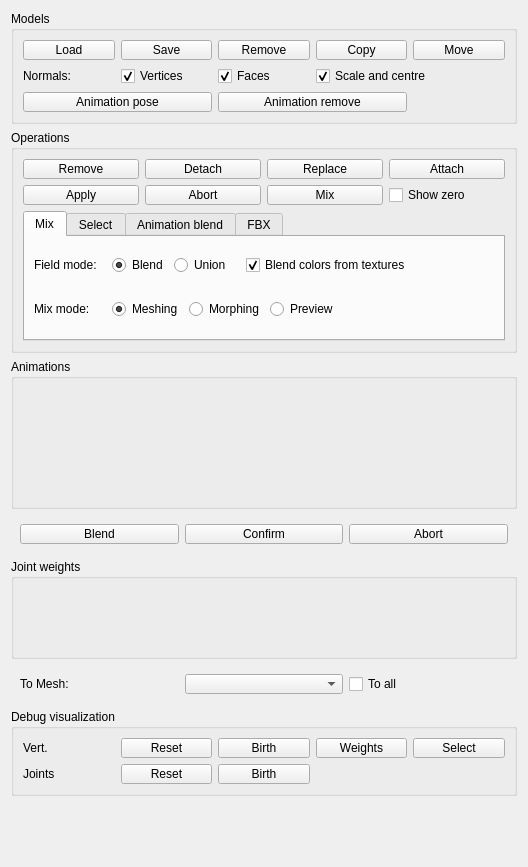
First picture: the form in widgets/skinmixer_manager.ui, repository stefanonuvoli/skinmixer, before the edit.
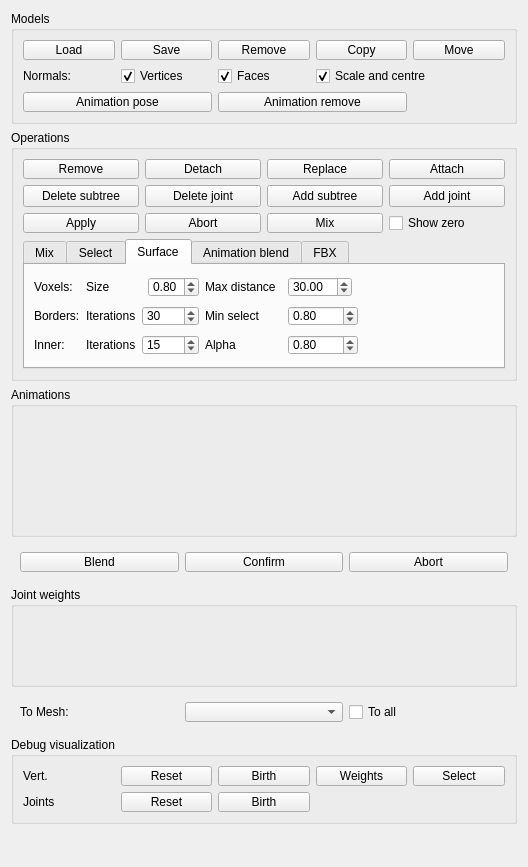
Second picture: the form after the edit.

Commit message: Surface blending parameters

What changed in the file:
```diff
--- a/widgets/skinmixer_manager.ui
+++ b/widgets/skinmixer_manager.ui
@@ -235,8 +235,8 @@
       <string>Operations</string>
      </property>
      <layout class="QGridLayout" name="gridLayout_2">
-      <item row="0" column="3">
-       <widget class="QPushButton" name="operationAttachButton">
+      <item row="0" column="0">
+       <widget class="QPushButton" name="operationRemoveButton">
         <property name="minimumSize">
          <size>
           <width>0</width>
@@ -250,44 +250,15 @@
          </size>
         </property>
         <property name="text">
-         <string>Attach</string>
+         <string>Remove</string>
         </property>
-       </widget>
-      </item>
-      <item row="0" column="2">
-       <widget class="QPushButton" name="operationReplaceButton">
-        <property name="minimumSize">
-         <size>
-          <width>0</width>
-          <height>0</height>
-         </size>
+        <property name="checked">
+         <bool>false</bool>
         </property>
-        <property name="maximumSize">
-         <size>
-          <width>16777215</width>
-          <height>20</height>
-         </size>
-        </property>
-        <property name="text">
-         <string>Replace</string>
-        </property>
        </widget>
       </item>
-      <item row="1" column="3">
-       <widget class="QCheckBox" name="showZeroCheckBox">
-        <property name="maximumSize">
-         <size>
-          <width>16777215</width>
-          <height>20</height>
-         </size>
-        </property>
-        <property name="text">
-         <string>Show zero</string>
-        </property>
-       </widget>
-      </item>
-      <item row="1" column="1">
-       <widget class="QPushButton" name="operationAbortButton">
+      <item row="2" column="0">
+       <widget class="QPushButton" name="operationApplyButton">
         <property name="minimumSize">
          <size>
           <width>0</width>
@@ -301,11 +272,11 @@
          </size>
         </property>
         <property name="text">
-         <string>Abort</string>
+         <string>Apply</string>
         </property>
        </widget>
       </item>
-      <item row="2" column="0" colspan="4">
+      <item row="3" column="0" colspan="4">
        <widget class="QTabWidget" name="parametersTabWidget">
         <property name="enabled">
          <bool>true</bool>
@@ -329,7 +300,7 @@
          <string/>
         </property>
         <property name="currentIndex">
-         <number>0</number>
+         <number>2</number>
         </property>
         <widget class="QWidget" name="tab">
          <attribute name="title">
@@ -749,6 +720,230 @@
           </item>
          </layout>
         </widget>
+        <widget class="QWidget" name="surfacePage">
+         <attribute name="title">
+          <string>Surface</string>
+         </attribute>
+         <layout class="QGridLayout" name="gridLayout_14">
+          <item row="2" column="2" colspan="2">
+           <widget class="QSpinBox" name="surfaceSmoothingBorderIterationsSpinBox">
+            <property name="maximumSize">
+             <size>
+              <width>16777215</width>
+              <height>20</height>
+             </size>
+            </property>
+            <property name="maximum">
+             <number>100</number>
+            </property>
+            <property name="value">
+             <number>30</number>
+            </property>
+           </widget>
+          </item>
+          <item row="3" column="4" colspan="2">
+           <widget class="QLabel" name="surfaceSmoothingInnerThresholdLabel">
+            <property name="maximumSize">
+             <size>
+              <width>16777215</width>
+              <height>20</height>
+             </size>
+            </property>
+            <property name="text">
+             <string>Alpha</string>
+            </property>
+           </widget>
+          </item>
+          <item row="0" column="9">
+           <spacer name="horizontalSpacer_7">
+            <property name="orientation">
+             <enum>Qt::Horizontal</enum>
+            </property>
+            <property name="sizeHint" stdset="0">
+             <size>
+              <width>40</width>
+              <height>20</height>
+             </size>
+            </property>
+           </spacer>
+          </item>
+          <item row="0" column="0">
+           <widget class="QLabel" name="label_3">
+            <property name="text">
+             <string>Voxels:</string>
+            </property>
+           </widget>
+          </item>
+          <item row="3" column="0">
+           <widget class="QLabel" name="surfaceSmoothingInnerLabel">
+            <property name="text">
+             <string>Inner:</string>
+            </property>
+           </widget>
+          </item>
+          <item row="3" column="1">
+           <widget class="QLabel" name="surfaceSmoothingInnerIterationsLabel">
+            <property name="maximumSize">
+             <size>
+              <width>16777215</width>
+              <height>20</height>
+             </size>
+            </property>
+            <property name="text">
+             <string>Iterations</string>
+            </property>
+           </widget>
+          </item>
+          <item row="3" column="6" colspan="2">
+           <widget class="QDoubleSpinBox" name="surfaceSmoothingInnerAlphaSpinBox">
+            <property name="maximumSize">
+             <size>
+              <width>16777215</width>
+              <height>20</height>
+             </size>
+            </property>
+            <property name="maximum">
+             <double>1.000000000000000</double>
+            </property>
+            <property name="singleStep">
+             <double>0.050000000000000</double>
+            </property>
+            <property name="value">
+             <double>0.800000000000000</double>
+            </property>
+           </widget>
+          </item>
+          <item row="2" column="1">
+           <widget class="QLabel" name="surfaceSmoothingBorderIterationsLabel">
+            <property name="maximumSize">
+             <size>
+              <width>16777215</width>
+              <height>20</height>
+             </size>
+            </property>
+            <property name="text">
+             <string>Iterations</string>
+            </property>
+           </widget>
+          </item>
+          <item row="2" column="6" colspan="2">
+           <widget class="QDoubleSpinBox" name="surfaceSmoothingBorderThresholdSpinBox">
+            <property name="maximumSize">
+             <size>
+              <width>16777215</width>
+              <height>20</height>
+             </size>
+            </property>
+            <property name="maximum">
+             <double>1.000000000000000</double>
+            </property>
+            <property name="singleStep">
+             <double>0.050000000000000</double>
+            </property>
+            <property name="value">
+             <double>0.800000000000000</double>
+            </property>
+           </widget>
+          </item>
+          <item row="3" column="2" colspan="2">
+           <widget class="QSpinBox" name="surfaceSmoothingInnerIterationsSpinBox">
+            <property name="maximumSize">
+             <size>
+              <width>16777215</width>
+              <height>20</height>
+             </size>
+            </property>
+            <property name="maximum">
+             <number>100</number>
+            </property>
+            <property name="value">
+             <number>15</number>
+            </property>
+           </widget>
+          </item>
+          <item row="0" column="1" colspan="2">
+           <widget class="QLabel" name="surfaceVoxelSizeLabel">
+            <property name="maximumSize">
+             <size>
+              <width>16777215</width>
+              <height>20</height>
+             </size>
+            </property>
+            <property name="text">
+             <string>Size</string>
+            </property>
+           </widget>
+          </item>
+          <item row="2" column="4" colspan="2">
+           <widget class="QLabel" name="surfaceSmoothingBorderThresholdLabel">
+            <property name="maximumSize">
+             <size>
+              <width>16777215</width>
+              <height>20</height>
+             </size>
+            </property>
+            <property name="text">
+             <string>Min select</string>
+            </property>
+           </widget>
+          </item>
+          <item row="2" column="0">
+           <widget class="QLabel" name="surfaceSmoothingBorderLabel">
+            <property name="text">
+             <string>Borders:</string>
+            </property>
+           </widget>
+          </item>
+          <item row="0" column="3">
+           <widget class="QDoubleSpinBox" name="surfaceVoxelSizeSpinBox">
+            <property name="maximumSize">
+             <size>
+              <width>16777215</width>
+              <height>20</height>
+             </size>
+            </property>
+            <property name="maximum">
+             <double>1.000000000000000</double>
+            </property>
+            <property name="singleStep">
+             <double>0.050000000000000</double>
+            </property>
+            <property name="value">
+             <double>0.800000000000000</double>
+            </property>
+           </widget>
+          </item>
+          <item row="0" column="4">
+           <widget class="QLabel" name="surfaceVoxelDistanceLabel">
+            <property name="maximumSize">
+             <size>
+              <width>16777215</width>
+              <height>20</height>
+             </size>
+            </property>
+            <property name="text">
+             <string>Max distance</string>
+            </property>
+           </widget>
+          </item>
+          <item row="0" column="6">
+           <widget class="QDoubleSpinBox" name="surfaceVoxelDistanceSpinBox">
+            <property name="maximumSize">
+             <size>
+              <width>16777215</width>
+              <height>20</height>
+             </size>
+            </property>
+            <property name="maximum">
+             <double>200.000000000000000</double>
+            </property>
+            <property name="value">
+             <double>30.000000000000000</double>
+            </property>
+           </widget>
+          </item>
+         </layout>
+        </widget>
         <widget class="QWidget" name="animationBlendingPage">
          <attribute name="title">
           <string>Animation blend</string>
@@ -801,6 +996,9 @@
             <property name="maximum">
              <double>1.000000000000000</double>
             </property>
+            <property name="singleStep">
+             <double>0.050000000000000</double>
+            </property>
             <property name="value">
              <double>0.950000000000000</double>
             </property>
@@ -996,6 +1194,9 @@
             <property name="maximum">
              <double>1.000000000000000</double>
             </property>
+            <property name="singleStep">
+             <double>0.050000000000000</double>
+            </property>
             <property name="value">
              <double>0.800000000000000</double>
             </property>
@@ -1141,7 +1342,39 @@
         </widget>
        </widget>
       </item>
-      <item row="1" column="2">
+      <item row="0" column="2">
+       <widget class="QPushButton" name="operationReplaceButton">
+        <property name="minimumSize">
+         <size>
+          <width>0</width>
+          <height>0</height>
+         </size>
+        </property>
+        <property name="maximumSize">
+         <size>
+          <width>16777215</width>
+          <height>20</height>
+         </size>
+        </property>
+        <property name="text">
+         <string>Replace</string>
+        </property>
+       </widget>
+      </item>
+      <item row="2" column="3">
+       <widget class="QCheckBox" name="showZeroCheckBox">
+        <property name="maximumSize">
+         <size>
+          <width>16777215</width>
+          <height>20</height>
+         </size>
+        </property>
+        <property name="text">
+         <string>Show zero</string>
+        </property>
+       </widget>
+      </item>
+      <item row="2" column="2">
        <widget class="QPushButton" name="mixButton">
         <property name="sizePolicy">
          <sizepolicy hsizetype="Minimum" vsizetype="Fixed">
@@ -1166,6 +1399,51 @@
         </property>
        </widget>
       </item>
+      <item row="1" column="0">
+       <widget class="QPushButton" name="pushButton">
+        <property name="text">
+         <string>Delete subtree</string>
+        </property>
+       </widget>
+      </item>
+      <item row="0" column="3">
+       <widget class="QPushButton" name="operationAttachButton">
+        <property name="minimumSize">
+         <size>
+          <width>0</width>
+          <height>0</height>
+         </size>
+        </property>
+        <property name="maximumSize">
+         <size>
+          <width>16777215</width>
+          <height>20</height>
+         </size>
+        </property>
+        <property name="text">
+         <string>Attach</string>
+        </property>
+       </widget>
+      </item>
+      <item row="2" column="1">
+       <widget class="QPushButton" name="operationAbortButton">
+        <property name="minimumSize">
+         <size>
+          <width>0</width>
+          <height>0</height>
+         </size>
+        </property>
+        <property name="maximumSize">
+         <size>
+          <width>16777215</width>
+          <height>20</height>
+         </size>
+        </property>
+        <property name="text">
+         <string>Abort</string>
+        </property>
+       </widget>
+      </item>
       <item row="0" column="1">
        <widget class="QPushButton" name="operationDetachButton">
         <property name="minimumSize">
@@ -1185,44 +1463,24 @@
         </property>
        </widget>
       </item>
-      <item row="1" column="0">
-       <widget class="QPushButton" name="operationApplyButton">
-        <property name="minimumSize">
-         <size>
-          <width>0</width>
-          <height>0</height>
-         </size>
-        </property>
-        <property name="maximumSize">
-         <size>
-          <width>16777215</width>
-          <height>20</height>
-         </size>
-        </property>
+      <item row="1" column="3">
+       <widget class="QPushButton" name="pushButton_3">
         <property name="text">
-         <string>Apply</string>
+         <string>Add joint</string>
         </property>
        </widget>
       </item>
-      <item row="0" column="0">
-       <widget class="QPushButton" name="operationRemoveButton">
-        <property name="minimumSize">
-         <size>
-          <width>0</width>
-          <height>0</height>
-         </size>
-        </property>
-        <property name="maximumSize">
-         <size>
-          <width>16777215</width>
-          <height>20</height>
-         </size>
-        </property>
+      <item row="1" column="2">
+       <widget class="QPushButton" name="pushButton_2">
         <property name="text">
-         <string>Remove</string>
+         <string>Add subtree</string>
         </property>
-        <property name="checked">
-         <bool>false</bool>
+       </widget>
+      </item>
+      <item row="1" column="1">
+       <widget class="QPushButton" name="pushButton_4">
+        <property name="text">
+         <string>Delete joint</string>
         </property>
        </widget>
       </item>
```
The commit also changes 6 other files.
